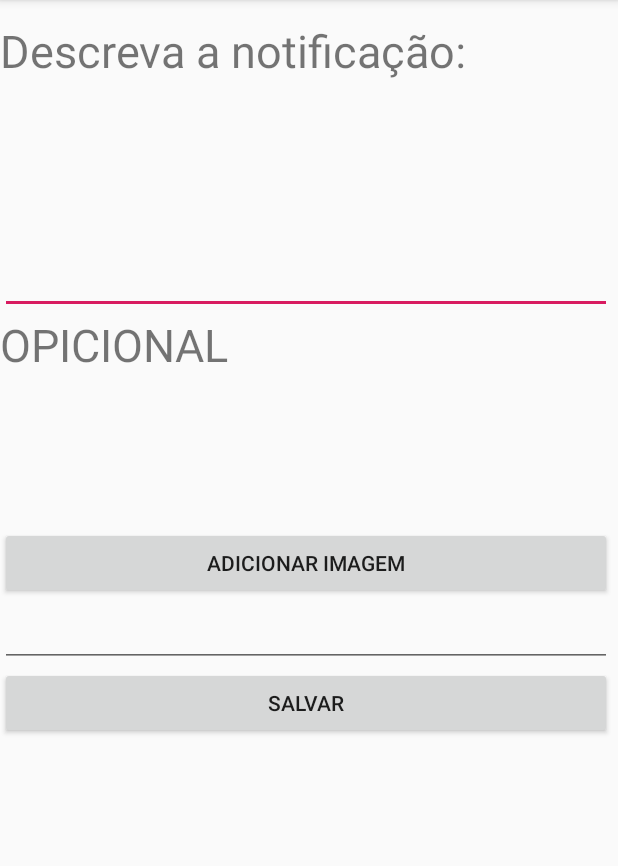
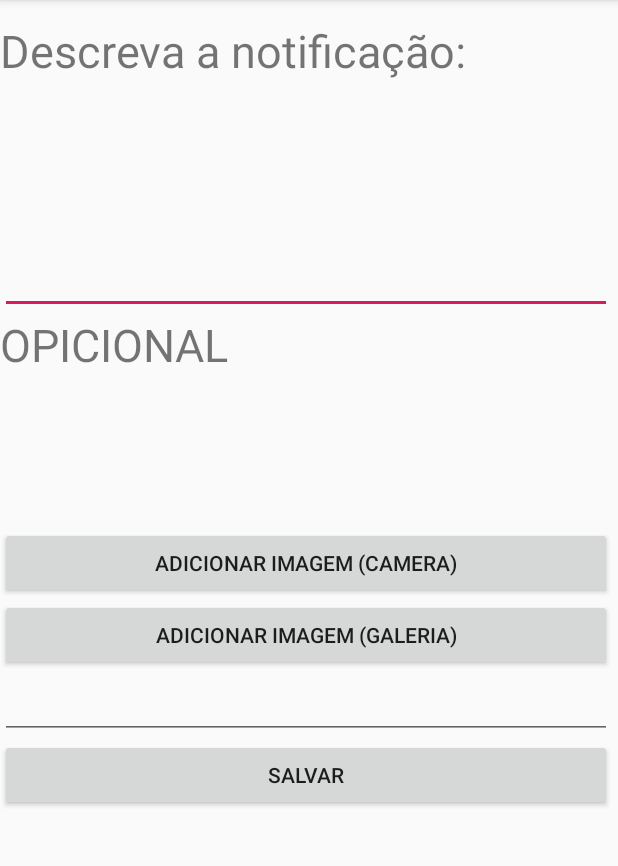
Before and after one commit to paulo0899/portala, an Android app: the screen it shows after launch (MainActivity), on a phone screen of 412 x 824 dp, the part 84-950 px from its top. Run offline under Robolectric (Android 15) with nearby library versions, the light colour scheme and no system bars.

Commit message:
adicionando galeria de imagens

```diff
--- a/app/src/main/AndroidManifest.xml
+++ b/app/src/main/AndroidManifest.xml
@@ -1,6 +1,8 @@
 <?xml version="1.0" encoding="utf-8"?>
 <manifest xmlns:android="http://schemas.android.com/apk/res/android"
     package="com.example.portala">
+
+    <uses-permission android:name="android.permission.READ_EXTERNAL_STORAGE"/>
 
     <application
         android:allowBackup="true"
--- a/app/src/main/res/layout/activity_main.xml
+++ b/app/src/main/res/layout/activity_main.xml
@@ -55,8 +55,14 @@
             android:id="@+id/buttonImagem"
             android:layout_width="match_parent"
             android:layout_height="wrap_content"
-            android:text="Adicionar Imagem"
-            android:onClick="tirarFoto"/>
+            android:onClick="tirarFoto"
+            android:text="Adicionar Imagem (camera)" />
+
+        <Button
+            android:id="@+id/buttonAdcImgGaleria"
+            android:layout_width="match_parent"
+            android:layout_height="wrap_content"
+            android:text="adicionar imagem (galeria)" />
 
         <EditText
             android:id="@+id/editTextData"
```
Also changed, not shown: app/src/main/java/com/example/portala/MainActivity.java (+66 -5 lines).
